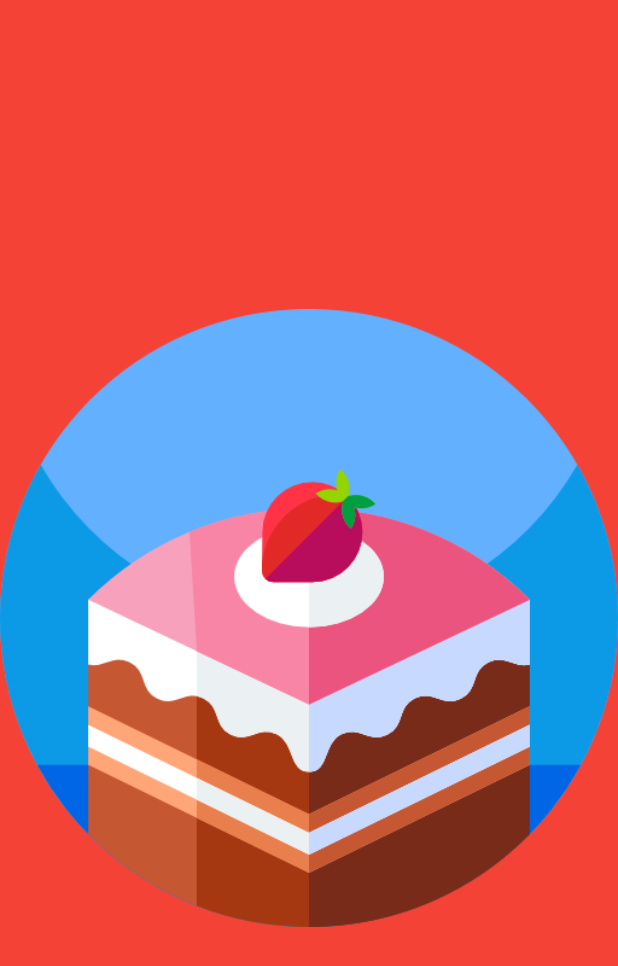
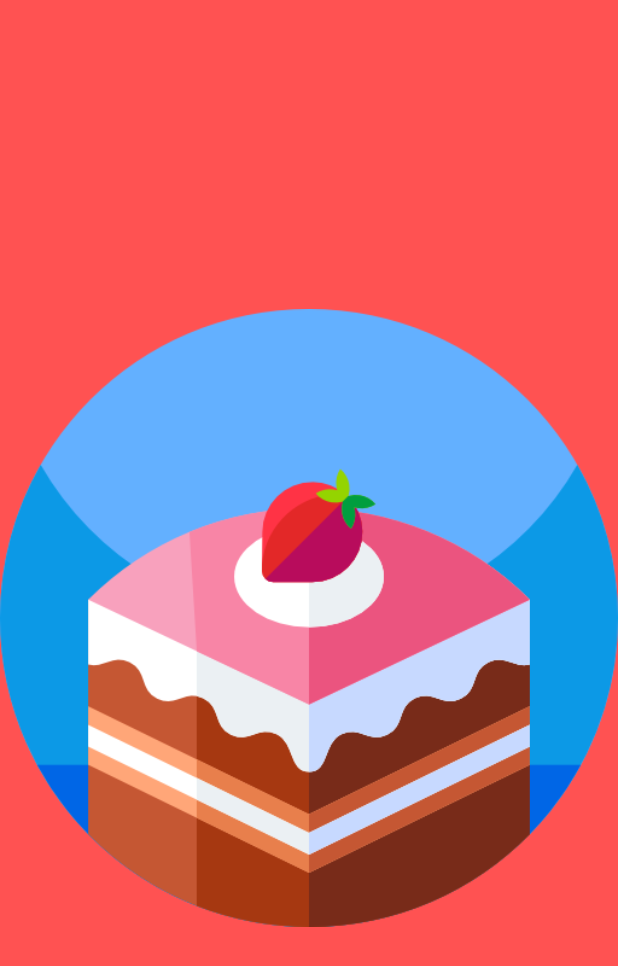
Before and after one commit to GurpreetSingh5/anand_bakery, a Flutter app: the SplashScreen screen opened directly, on a phone screen of 412 x 824 dp. Shown: the top 966 px of the screen. Run offline on Flutter 3.47's test engine with Material 2 defaults, Android fonts, the phone set to English and light mode, and no system bars.

Commit message:
Changed red to redAccent

```diff
--- a/lib/main.dart
+++ b/lib/main.dart
@@ -40,7 +40,7 @@ class _SplashScreenState extends State<SplashScreen> {
       body: new Center(
         child: new Image.asset('images/cake.png'),
       ),
-      backgroundColor: Colors.red
+      backgroundColor: Colors.redAccent,
     );
   }
 }
```
